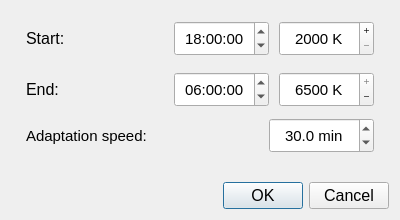
ArtrixTech/DynaGammy, file src/tempscheduler.ui: the form before one commit.
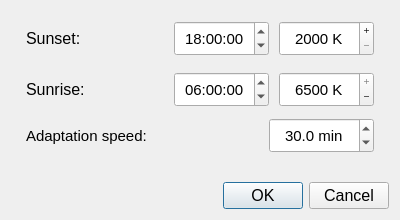
The form after the commit. Icons and pictures are not drawn.

Commit message: Subtract adaptation speed from start time

The edit to the form file:
```diff
--- a/src/tempscheduler.ui
+++ b/src/tempscheduler.ui
@@ -80,7 +80,7 @@
             </font>
            </property>
            <property name="text">
-            <string>Start:</string>
+            <string>Sunset:</string>
            </property>
            <property name="alignment">
             <set>Qt::AlignLeading|Qt::AlignLeft|Qt::AlignVCenter</set>
@@ -196,7 +196,7 @@
             </font>
            </property>
            <property name="text">
-            <string>End:</string>
+            <string>Sunrise:</string>
            </property>
            <property name="alignment">
             <set>Qt::AlignLeading|Qt::AlignLeft|Qt::AlignVCenter</set>
```
The commit also changes 1 other file.
